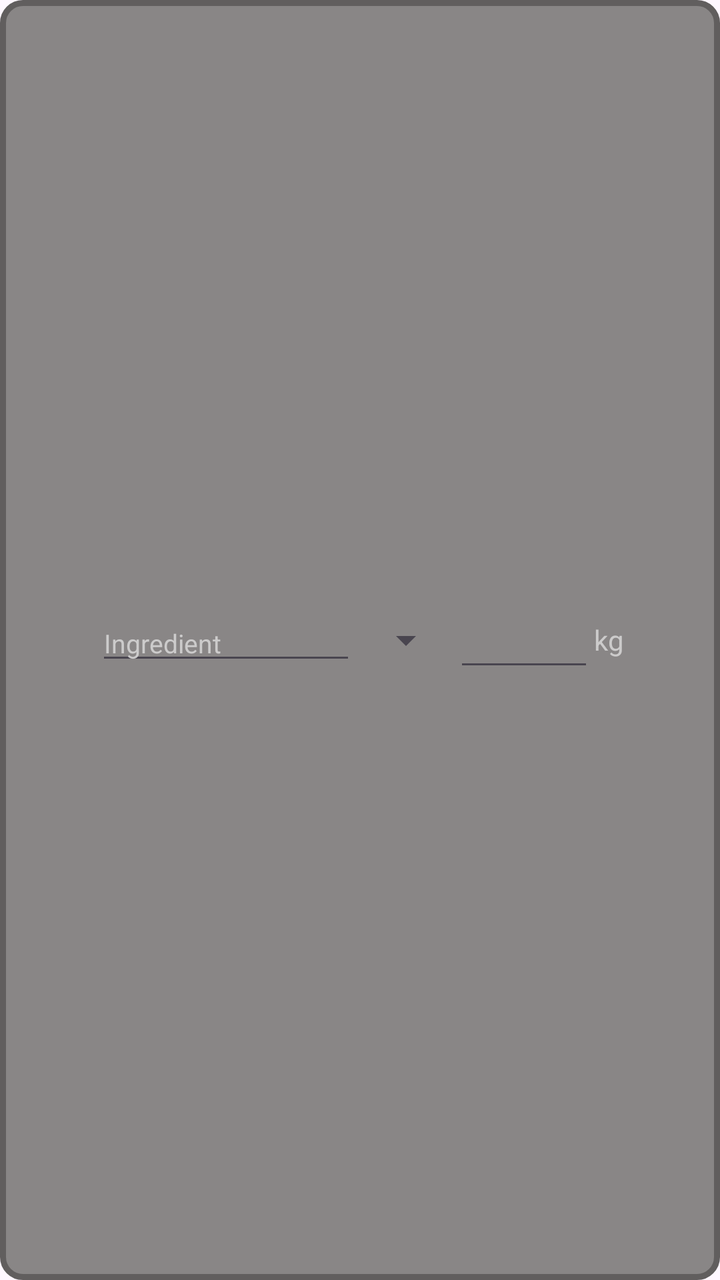
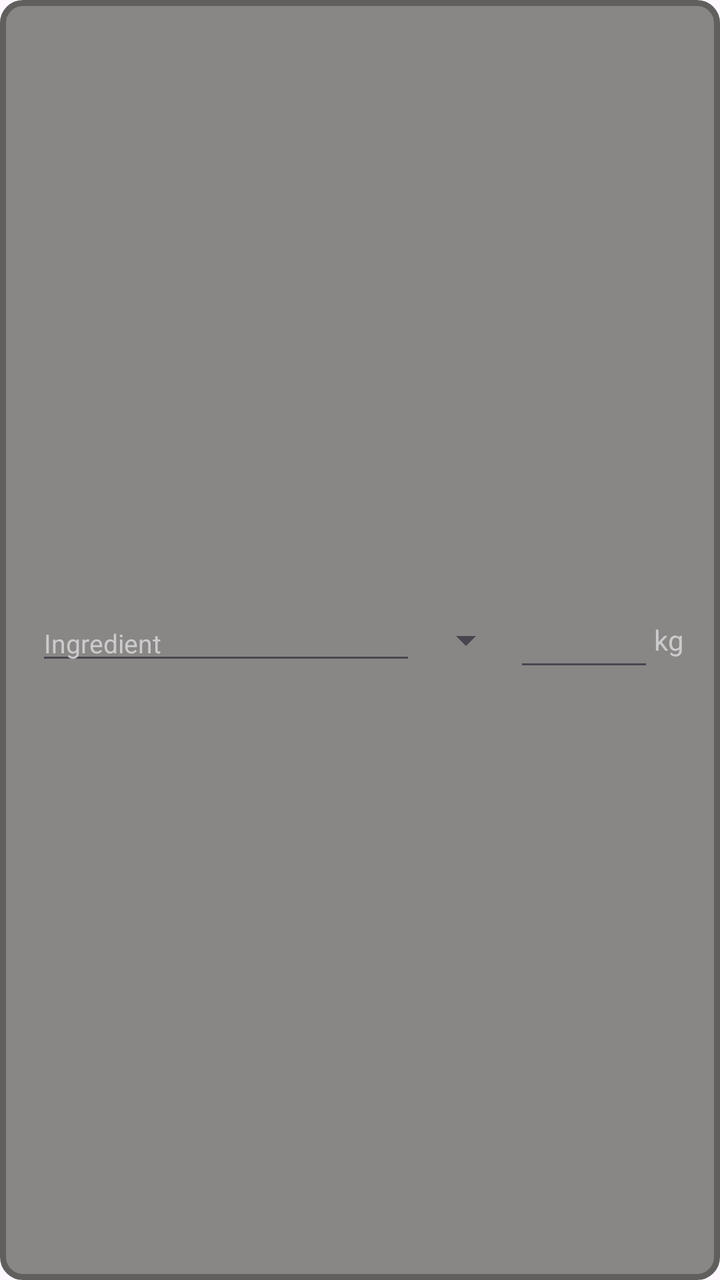

Screens rendered from an Android XML layout before and after an edit, with the pre-edit source and the edit as a unified diff.
<!-- AndroidManifest.xml: application theme Theme.Recipe -->
<!-- res/layout/description_item.xml -->
<?xml version="1.0" encoding="utf-8"?>
<LinearLayout xmlns:android="http://schemas.android.com/apk/res/android"
    xmlns:app="http://schemas.android.com/apk/res-auto"
    android:id="@+id/linearLayoutDescription"
    android:layout_width="match_parent"
    android:layout_height="wrap_content"
    android:minHeight="50dp"
    android:orientation="horizontal"
    android:gravity="center"
    android:layout_marginTop="30dp"
    android:layout_marginEnd="15dp"
    android:layout_marginStart="15dp"
    android:background="@drawable/description_background"
    app:layout_constraintEnd_toEndOf="parent"
    app:layout_constraintStart_toStartOf="parent"
    >

    <EditText
        android:id="@+id/EditTextIngredient"
        android:layout_width="130dp"
        android:hint="Ingredient"
        android:textColorHint="#CCCBCB"
        android:layout_height="wrap_content"
        android:textSize="13sp"
        android:textColor="#CCCBCB" />

    <Spinner
        android:id="@+id/SpinnerWeight"
        android:layout_width="49dp"
        android:layout_height="match_parent"
        android:entries="@array/weight"
        />

    <EditText
        android:id="@+id/EditTextWeight"
        android:layout_width="70dp"
        android:layout_height="wrap_content"
        android:inputType="numberDecimal"
        android:textColor="#CCCBCB"
        />
    <TextView
        android:id="@+id/TextViewDescription"
        android:layout_width="wrap_content"
        android:layout_height="wrap_content"
        android:text="kg"
        android:textColor="#CCCBCB"/>


</LinearLayout>
<!-- resources referenced by this layout -->
<resources>
  <string-array name="weight">
          <item>kg</item>
          <item>gr</item>
          <item>lb</item>
      </string-array>
  <!-- drawable description_background (drawable) -->
  <shape xmlns:android="http://schemas.android.com/apk/res/android"
      android:shape="rectangle">
      <solid android:color="#898686" />
      <corners android:radius="10dp" />
      <stroke
          android:width="3dp"
          android:color="#615E5E" />
  </shape>
  <style name="Theme.Recipe" parent="Base.Theme.Recipe" />
  <style name="Base.Theme.Recipe" parent="Theme.Material3.DayNight.NoActionBar">
          
          
      </style>
</resources>

<!-- the commit's change to res/layout/description_item.xml (unified diff, before → after) -->
@@ -17,10 +17,10 @@
 
     <EditText
         android:id="@+id/EditTextIngredient"
-        android:layout_width="130dp"
+        android:layout_width="190dp"
+        android:layout_height="wrap_content"
         android:hint="Ingredient"
         android:textColorHint="#CCCBCB"
-        android:layout_height="wrap_content"
         android:textSize="13sp"
         android:textColor="#CCCBCB" />
 
